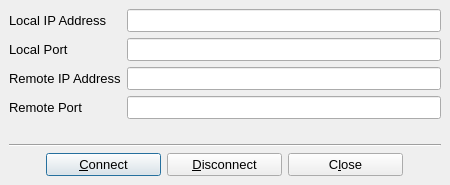
Qt form setupDialog.ui (textbrowser/qtchess) before a commit.
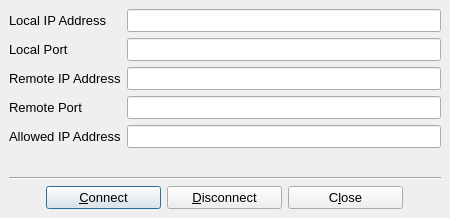
The same form after that commit. Icons and pictures are not drawn.

What changed in the file:
```diff
--- a/setupDialog.ui
+++ b/setupDialog.ui
@@ -7,7 +7,7 @@
     <x>0</x>
     <y>0</y>
     <width>450</width>
-    <height>185</height>
+    <height>218</height>
    </rect>
   </property>
   <property name="minimumSize">
@@ -111,6 +111,16 @@
        </property>
       </widget>
      </item>
+     <item row="4" column="0">
+      <widget class="QLabel" name="label_5">
+       <property name="text">
+        <string>Allowed IP Address</string>
+       </property>
+      </widget>
+     </item>
+     <item row="4" column="1">
+      <widget class="QLineEdit" name="allowedHost"/>
+     </item>
     </layout>
    </item>
    <item>
```
Left out of the diff: 1 changed line with no effect on the pictures.
